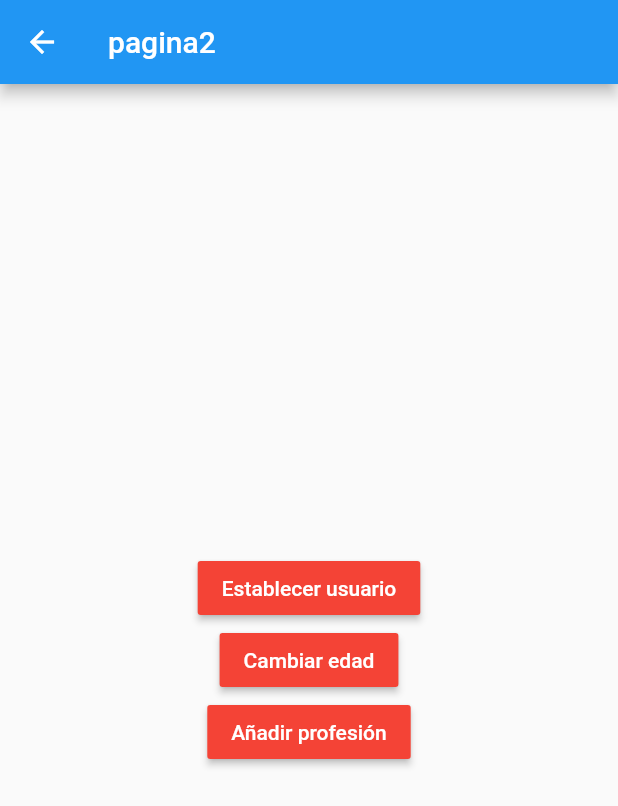
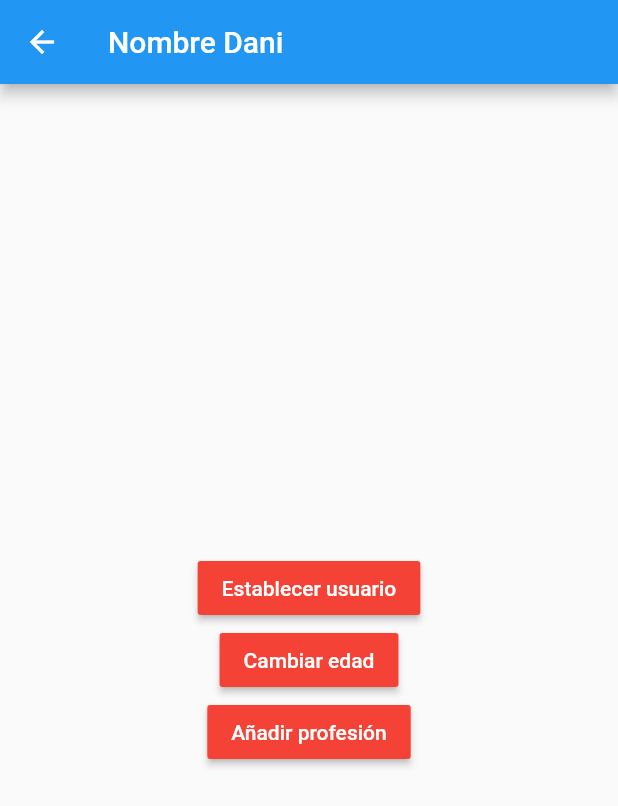
Before and after one commit to DannyStrelok/Flutter_manejadores_de_estado, a Flutter app: the Page2Screen screen opened by its route, after a tap on "Establecer usuario", on a phone screen of 412 x 824 dp. Shown: the top 806 px of the screen. Run offline on Flutter 3.47's test engine with Material 2 defaults, Android fonts, the phone set to English and light mode, and no system bars.

Commit message:
Terminado control de estado con singleton + streambuilder

```diff
--- a/lib/src/models/Usuario.dart
+++ b/lib/src/models/Usuario.dart
@@ -1,9 +1,11 @@
+import 'package:meta/meta.dart';
 
 class Usuario {
   String nombre;
   int edad;
   List<String> profesiones;
 
-  Usuario({this.nombre, this.edad, this.profesiones});
+  Usuario({@required this.nombre, this.edad, this.profesiones})
+  : assert(nombre != null);
 
 }
--- a/lib/src/screens/page1_screen.dart
+++ b/lib/src/screens/page1_screen.dart
@@ -1,5 +1,7 @@
 import 'package:flutter/cupertino.dart';
 import 'package:flutter/material.dart';
+import 'package:flutter_states_app/src/models/Usuario.dart';
+import 'package:flutter_states_app/src/services/usuario_service.dart';
 
 class Page1Screen extends StatelessWidget {
   @override
@@ -18,18 +20,38 @@ class Page1Screen extends StatelessWidget {
           ],
         ),
       ),
-      body: InformacionUsuario(),
+      body: StreamBuilder(
+        stream: usuarioService.usuarioStream,
+        builder: (BuildContext context, AsyncSnapshot<Usuario> snapshot) {
+          if (snapshot.hasError) {
+            return Container(
+              child: Text('Error de stream'),
+            );
+          }
+          if (snapshot.hasData) {
+            return InformacionUsuario(snapshot.data);
+          }
+          return Center(
+            child: Text('Sin información'),
+          );
+        },
+      ),
       floatingActionButton: FloatingActionButton(
         child: Icon(Icons.next_plan_outlined),
-        onPressed: (){
+        onPressed: () {
           Navigator.pushNamed(context, 'pagina2');
         },
       ),
+      //StreamBuilder(stream: stream, builder: (BuildContext context, AsyncSnapshot snapshot) {if(snapshot.hasError) return ; switch (snapshot.connectionState) {case ConnectionState.none: return ConnectionNone;case ConnectionState.waiting: return ConnectionWaiting;case ConnectionState.active: return ConnectionActive;case ConnectionState.done: return ConnectionDone;}return null; // unreachable}, ),
     );
   }
 }
 
 class InformacionUsuario extends StatelessWidget {
+  final Usuario usuario;
+
+  InformacionUsuario(this.usuario);
+
   @override
   Widget build(BuildContext context) {
     return Container(
@@ -40,18 +62,22 @@ class InformacionUsuario extends StatelessWidget {
         child: Column(
           crossAxisAlignment: CrossAxisAlignment.start,
           children: [
-            Text('General', style: TextStyle(fontSize: 18, fontWeight: FontWeight.bold),),
+            Text(
+              'General',
+              style: TextStyle(fontSize: 18, fontWeight: FontWeight.bold),
+            ),
             Divider(),
             ListTile(
-              title: Text('nombre:'),
+              title: Text('nombre: ${usuario.nombre}'),
             ),
             ListTile(
-              title: Text('nombre:'),
+              title: Text('Edad: ${usuario.edad}'),
             ),
-
-            Text('Profesiones', style: TextStyle(fontSize: 18, fontWeight: FontWeight.bold),),
+            Text(
+              'Profesiones',
+              style: TextStyle(fontSize: 18, fontWeight: FontWeight.bold),
+            ),
             Divider(),
-
             ListTile(
               title: Text('Profesión 1:'),
             ),
--- a/lib/src/screens/page2_screen.dart
+++ b/lib/src/screens/page2_screen.dart
@@ -1,24 +1,41 @@
 import 'package:flutter/material.dart';
+import 'package:flutter_states_app/src/models/Usuario.dart';
+import 'package:flutter_states_app/src/services/usuario_service.dart';
 
 class Page2Screen extends StatelessWidget {
   @override
   Widget build(BuildContext context) {
     return Scaffold(
       appBar: AppBar(
-        title: Text('pagina2'),
+        title: StreamBuilder(
+          stream: usuarioService.usuarioStream,
+          builder: (BuildContext context, AsyncSnapshot<Usuario> snapshot) {
+            if(snapshot.hasError) {
+              return Text('Página 2');
+            }
+            return snapshot.hasData
+                ? Text('Nombre ${snapshot.data.nombre}')
+                : Text('Página 2');
+          },
+        ),
       ),
       body: Center(
         child: Column(
           mainAxisAlignment: MainAxisAlignment.center,
           children: [
             MaterialButton(
-              onPressed: (){},
+              onPressed: (){
+                final usuario = new Usuario(nombre: 'Dani', edad: 28);
+                usuarioService.cargarUsuario(usuario);
+              },
               color: Colors.red,
               textColor: Colors.white,
               child: Text('Establecer usuario'),
             ),
             MaterialButton(
-              onPressed: (){},
+              onPressed: (){
+                usuarioService.cambiarEdad(26);
+              },
               color: Colors.red,
               textColor: Colors.white,
               child: Text('Cambiar edad'),
--- /dev/null
+++ b/lib/src/services/usuario_service.dart
@@ -0,0 +1,31 @@
+
+import 'dart:async';
+
+import 'package:flutter_states_app/src/models/Usuario.dart';
+
+class _UsuarioService {
+  Usuario _usuario;
+  StreamController<Usuario> _usuarioStreamController = new StreamController<Usuario>.broadcast();
+
+  Stream<Usuario> get usuarioStream => _usuarioStreamController.stream;
+
+  Usuario get usuario => _usuario;
+  bool get existeUsuario => (this._usuario != null) ? true : false;
+
+  void cargarUsuario(Usuario value) {
+    _usuario = value;
+    _usuarioStreamController.add(value);
+  }
+
+  void cambiarEdad(int edad) {
+    _usuario.edad = edad;
+    _usuarioStreamController.add(this._usuario);
+  }
+
+  dispose() {
+    _usuarioStreamController?.close();
+  }
+
+}
+
+final usuarioService = new _UsuarioService();
```
